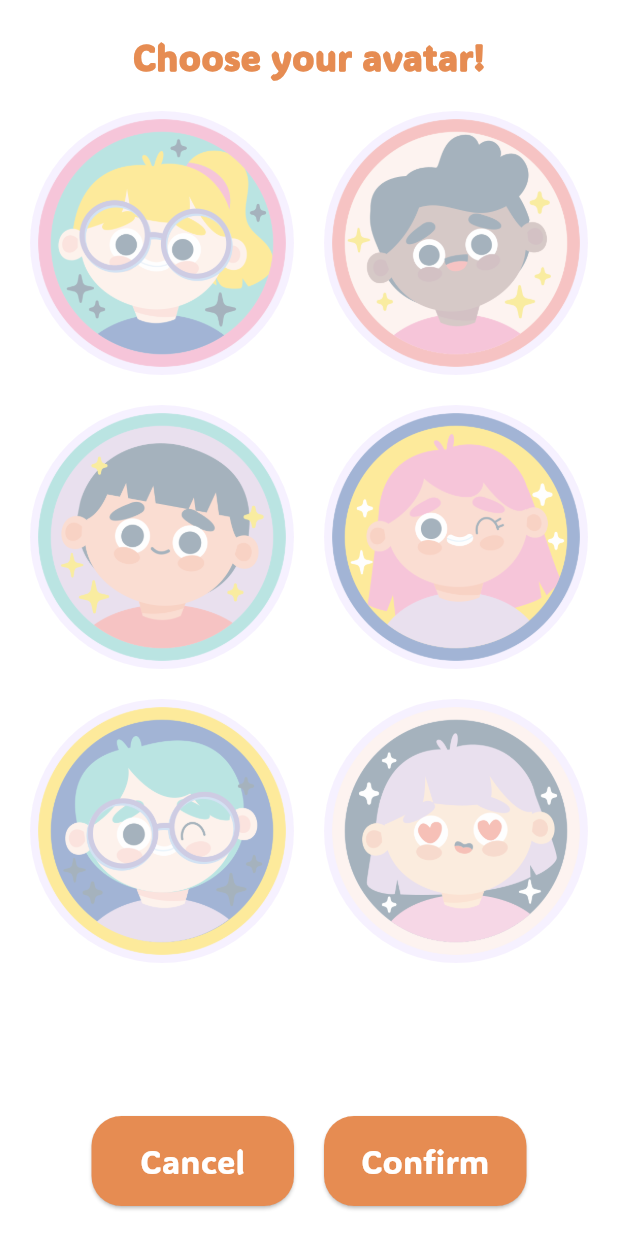
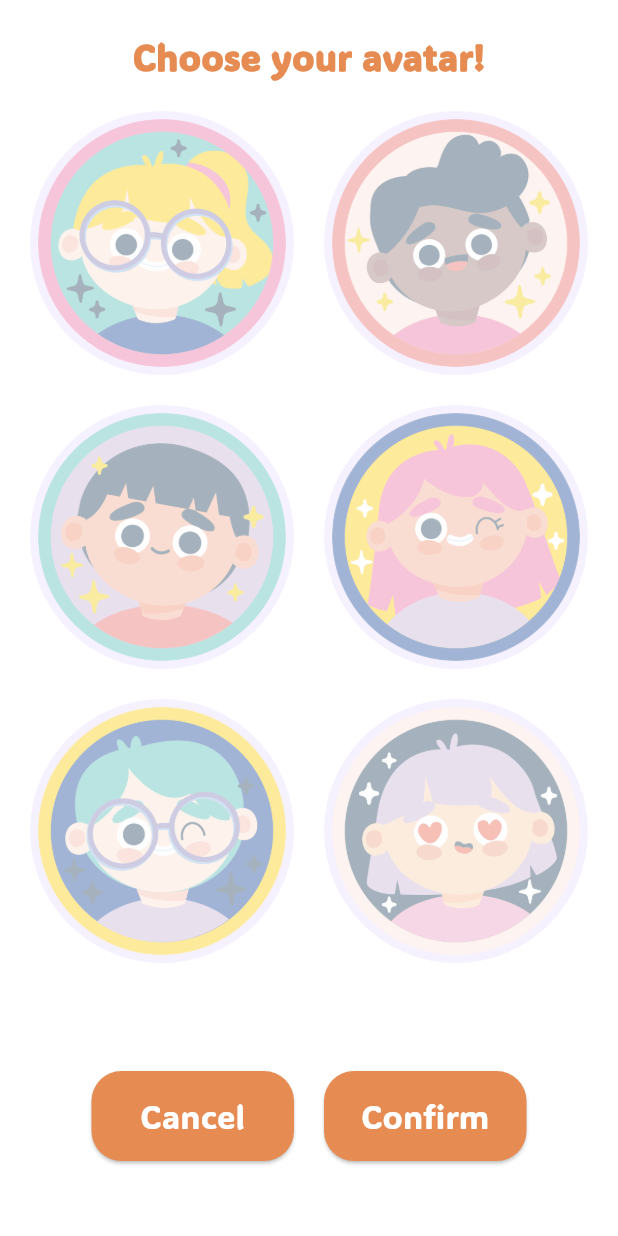
Before and after one commit to nokyalr/mmod_tracker_app, a Flutter app: the AvatarSelectorScreen screen opened directly, on a phone screen of 412 x 824 dp. Run offline on Flutter 3.47's test engine with Material 3 defaults, Android fonts, the phone set to English and light mode, and no system bars; our stand-ins replace fl_chart, flutter_cache_manager, shared_preferences; accounts and stored records are empty.

Commit message:
Increase vertical padding for Cancel and Confirm buttons in avatar selector screen

```diff
--- a/lib/screens/avatar_selector_screen.dart
+++ b/lib/screens/avatar_selector_screen.dart
@@ -70,9 +70,8 @@ class AvatarSelectorScreenState extends State<AvatarSelectorScreen> {
                 ),
               ),
             ),
-            // Tombol Cancel dan Confirm
             Padding(
-              padding: const EdgeInsets.symmetric(vertical: 20.0),
+              padding: const EdgeInsets.symmetric(vertical: 50.0),
               child: Row(
                 mainAxisAlignment: MainAxisAlignment.center,
                 children: [
```
